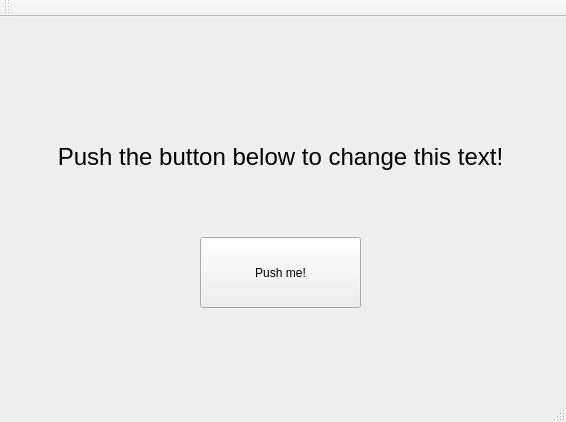
Above: src/mainwindow.ui from m-riley04/ShutterSort before the change. Below: the same form after it.
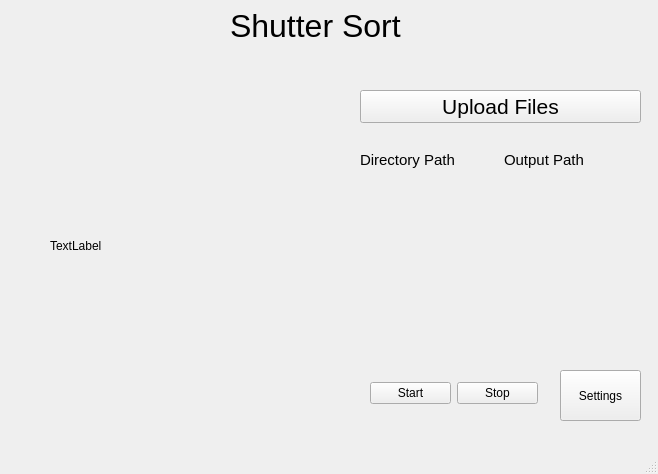
That is the form after the change.

What changed in the file:
```diff
--- a/src/mainwindow.ui
+++ b/src/mainwindow.ui
@@ -6,44 +6,134 @@
    <rect>
     <x>0</x>
     <y>0</y>
-    <width>566</width>
-    <height>422</height>
+    <width>658</width>
+    <height>474</height>
    </rect>
   </property>
   <property name="windowTitle">
    <string>Window</string>
   </property>
-  <widget class="QWidget" name="centralWidget">
-   <widget class="QPushButton" name="btn_pushMe">
+  <widget class="QWidget" name="centralwidget">
+   <widget class="QLabel" name="SSHeader">
     <property name="geometry">
      <rect>
-      <x>200</x>
-      <y>220</y>
-      <width>161</width>
-      <height>71</height>
+      <x>230</x>
+      <y>0</y>
+      <width>171</width>
+      <height>51</height>
      </rect>
     </property>
+    <property name="font">
+     <font>
+      <pointsize>24</pointsize>
+     </font>
+    </property>
     <property name="text">
-     <string>Push me!</string>
+     <string>Shutter Sort</string>
     </property>
    </widget>
-   <widget class="QLabel" name="label_test">
+   <widget class="QPushButton" name="btn_settings">
     <property name="geometry">
      <rect>
-      <x>10</x>
+      <x>560</x>
+      <y>370</y>
+      <width>81</width>
+      <height>51</height>
+     </rect>
+    </property>
+    <property name="text">
+     <string>Settings</string>
+    </property>
+   </widget>
+   <widget class="QWidget" name="layoutWidget">
+    <property name="geometry">
+     <rect>
+      <x>370</x>
+      <y>380</y>
+      <width>168</width>
+      <height>26</height>
+     </rect>
+    </property>
+    <layout class="QHBoxLayout" name="StopStartLayout">
+     <item>
+      <widget class="QPushButton" name="btn_start">
+       <property name="text">
+        <string>Start</string>
+       </property>
+      </widget>
+     </item>
+     <item>
+      <widget class="QPushButton" name="btn_stop">
+       <property name="text">
+        <string>Stop</string>
+       </property>
+      </widget>
+     </item>
+    </layout>
+   </widget>
+   <widget class="QWidget" name="layoutWidget">
+    <property name="geometry">
+     <rect>
+      <x>360</x>
       <y>90</y>
-      <width>541</width>
+      <width>281</width>
       <height>101</height>
      </rect>
     </property>
+    <layout class="QVBoxLayout" name="verticalLayout">
+     <item>
+      <widget class="QPushButton" name="btn_upload">
+       <property name="font">
+        <font>
+         <pointsize>16</pointsize>
+        </font>
+       </property>
+       <property name="text">
+        <string>Upload Files</string>
+       </property>
+      </widget>
+     </item>
+     <item>
+      <layout class="QHBoxLayout" name="FileLayout">
+       <item>
+        <widget class="QLabel" name="DirectoryPathLabel">
+         <property name="font">
+          <font>
+           <pointsize>11</pointsize>
+          </font>
+         </property>
+         <property name="text">
+          <string>Directory Path</string>
+         </property>
+        </widget>
+       </item>
+       <item>
+        <widget class="QLabel" name="OutputPathLabel">
+         <property name="font">
+          <font>
+           <pointsize>11</pointsize>
+          </font>
+         </property>
+         <property name="text">
+          <string>Output Path</string>
+         </property>
+        </widget>
+       </item>
+      </layout>
+     </item>
+    </layout>
+   </widget>
+   <widget class="QLabel" name="label_test">
+    <property name="geometry">
+     <rect>
+      <x>50</x>
+      <y>210</y>
+      <width>231</width>
+      <height>71</height>
+     </rect>
+    </property>
     <property name="text">
-     <string>&lt;html&gt;&lt;head/&gt;&lt;body&gt;&lt;p align=&quot;center&quot;&gt;&lt;span style=&quot; font-size:18pt;&quot;&gt;Push the button below to change this text!&lt;/span&gt;&lt;/p&gt;&lt;/body&gt;&lt;/html&gt;</string>
-    </property>
-    <property name="textFormat">
-     <enum>Qt::RichText</enum>
-    </property>
-    <property name="alignment">
-     <set>Qt::AlignCenter</set>
+     <string>TextLabel</string>
     </property>
    </widget>
   </widget>
@@ -57,19 +147,8 @@
     </rect>
    </property>
   </widget>
-  <widget class="QToolBar" name="mainToolBar">
-   <attribute name="toolBarArea">
-    <enum>TopToolBarArea</enum>
-   </attribute>
-   <attribute name="toolBarBreak">
-    <bool>false</bool>
-   </attribute>
-  </widget>
-  <widget class="QStatusBar" name="statusBar"/>
+  <widget class="QStatusBar" name="statusbar"/>
  </widget>
- <layoutdefault spacing="6" margin="11"/>
- <resources>
-  <include location="mainwindow.qrc"/>
- </resources>
+ <resources/>
  <connections/>
 </ui>
```
Left out of the diff: 12 changed lines with no effect on the pictures.
